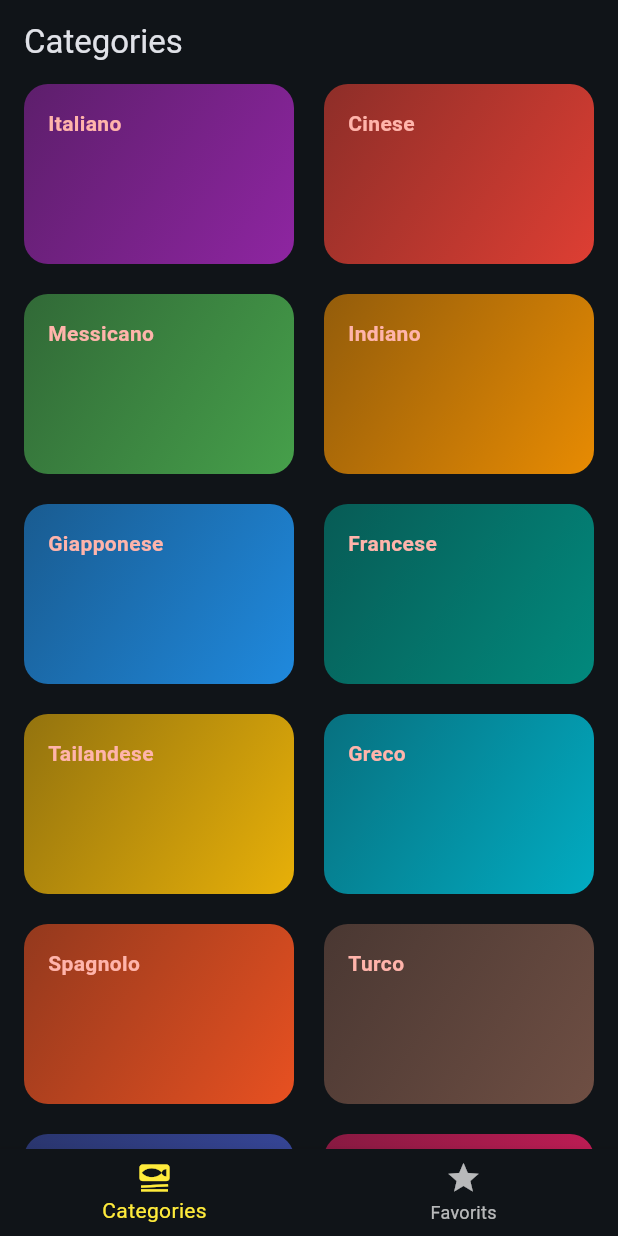
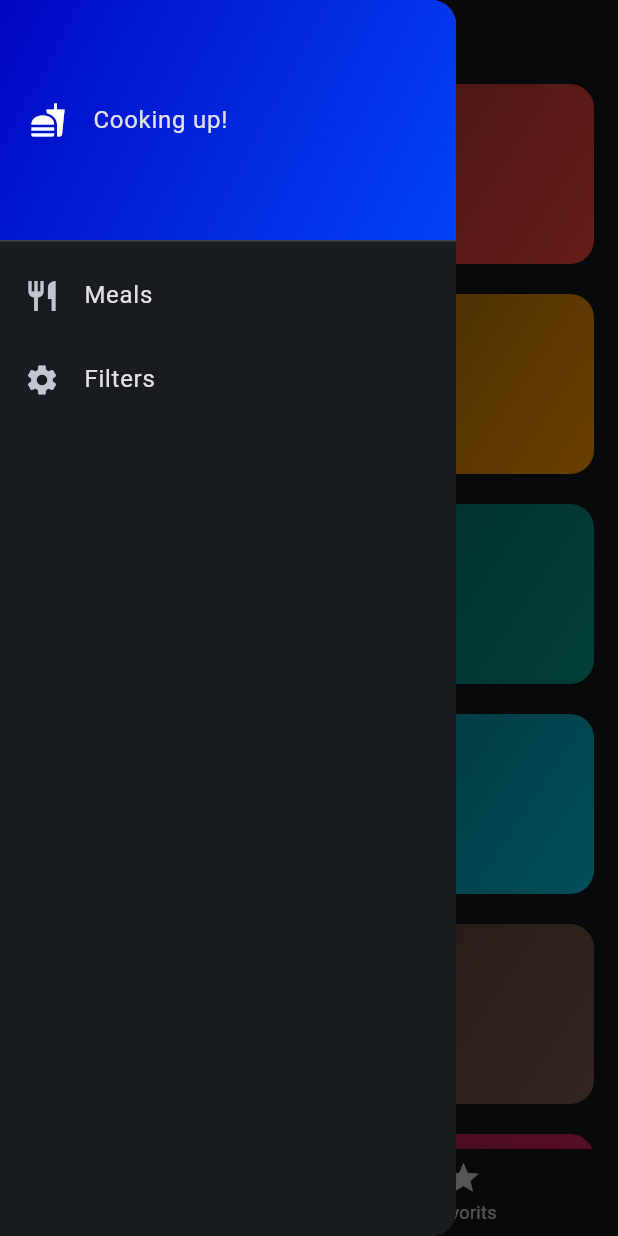
Before and after one commit to Adriatik-Berdufi/meals, a Flutter app: the screen it shows after launch, with the side drawer open (before the commit the screen has no drawer), on a phone screen of 412 x 824 dp. Run offline on Flutter 3.47's test engine with Material 3 defaults, Android fonts, the phone set to English and light mode, and no system bars; our stand-ins replace transparent_image.

Commit message:
add Drawer

```diff
--- a/lib/screens/tabs.dart
+++ b/lib/screens/tabs.dart
@@ -2,6 +2,7 @@ import 'package:flutter/material.dart';
 import 'package:meals/screens/categories.dart';
 import 'package:meals/screens/meals.dart';
 import 'package:meals/models/meal.dart';
+import 'package:meals/widgets/main_drawer.dart';
 
 class TabsSreen extends StatefulWidget {
   const TabsSreen({super.key});
@@ -62,6 +63,7 @@ class _TabsScreenState extends State<TabsSreen> {
       appBar: AppBar(
         title: Text(activePageTite),
       ),
+      drawer: const MainDrawer(),
       body: activePage,
       bottomNavigationBar: BottomNavigationBar(
         onTap: _selectPage,
--- /dev/null
+++ b/lib/widgets/main_drawer.dart
@@ -0,0 +1,46 @@
+import 'package:flutter/material.dart';
+
+class MainDrawer extends StatelessWidget {
+  const MainDrawer({super.key});
+  @override
+  Widget build(BuildContext context) {
+    return Drawer(
+      child: Column(
+        children: [
+          const DrawerHeader(
+            padding: EdgeInsets.all(20),
+            decoration: BoxDecoration(
+              gradient: LinearGradient(
+                colors: [
+                  Color.fromARGB(255, 1, 7, 195),
+                  Color.fromARGB(255, 3, 68, 247)
+                ],
+                begin: Alignment.topLeft,
+                end: Alignment.bottomRight,
+              ),
+            ),
+            child: Row(
+              children: [
+                Icon(Icons.fastfood),
+                SizedBox(width: 18),
+                Text(
+                  'Cooking up!',
+                ),
+              ],
+            ),
+          ),
+          ListTile(
+            leading: const Icon(Icons.restaurant),
+            title: const Text('Meals'),
+            onTap: () {},
+          ),
+          ListTile(
+            leading: const Icon(Icons.settings),
+            title: const Text('Filters'),
+            onTap: () {},
+          )
+        ],
+      ),
+    );
+  }
+}
```
